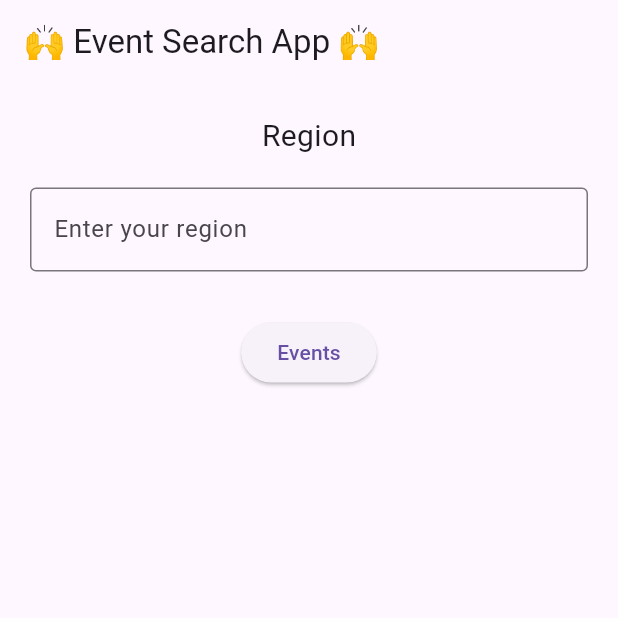
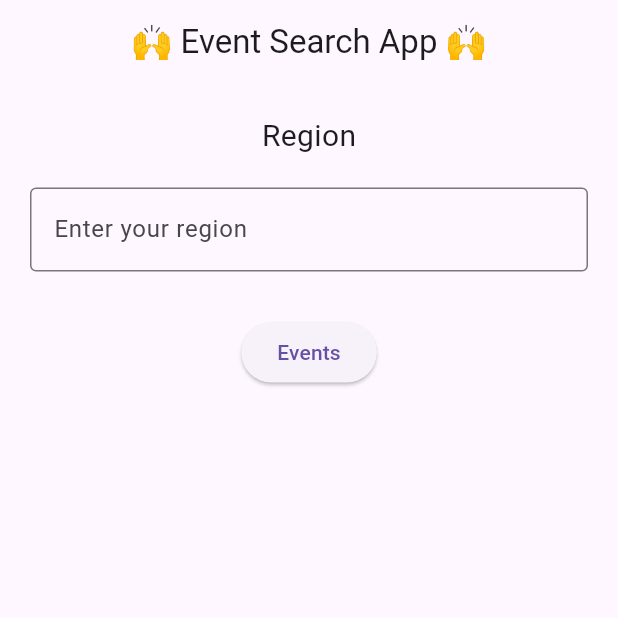
Before and after one commit to kaeba0616/scheduler, a Flutter app: the screen it shows after launch, on a phone screen of 412 x 824 dp, the top half of it. Run offline on Flutter 3.47's test engine with Material 3 defaults, Android fonts, the phone set to English and light mode, and no system bars; our stand-ins replace flutter_dotenv, table_calendar; missing offline and left inert: flutter_naver_map.

Commit message:
show map

```diff
--- a/lib/main.dart
+++ b/lib/main.dart
@@ -42,7 +42,7 @@ class _StartPageState extends State<StartPage> {
   Widget build(BuildContext context) {
     return Scaffold(
       appBar: AppBar(
-        title: const Text('🙌 Event Search App 🙌'),
+        title: const Center(child: Text('🙌 Event Search App 🙌')),
       ),
       body: Padding(
         padding: const EdgeInsets.all(20.0),
--- a/lib/screens/eventDetail.dart
+++ b/lib/screens/eventDetail.dart
@@ -41,7 +41,10 @@ class _DetailScreenState extends State<DetailScreen> {
   Widget build(BuildContext context) {
     return Scaffold(
       appBar: AppBar(
-        title: Text(widget.prfnm),
+        title: SingleChildScrollView(
+          scrollDirection: Axis.horizontal,
+          child: Text(widget.prfnm),
+        ),
       ),
       body: SingleChildScrollView(
         child: Padding(
--- a/lib/screens/mapScreen.dart
+++ b/lib/screens/mapScreen.dart
@@ -13,7 +13,10 @@ class MapScreen extends StatelessWidget {
   Widget build(BuildContext context) {
     return Scaffold(
       appBar: AppBar(
-        title: Text(address),
+        title: SingleChildScrollView(
+          scrollDirection: Axis.horizontal,
+          child: Text(address),
+        ),
       ),
       body: Center(
         child: MapWidget(
```
Also changed, not shown: lib/widgets/map_widget.dart (+7 -75 lines).
